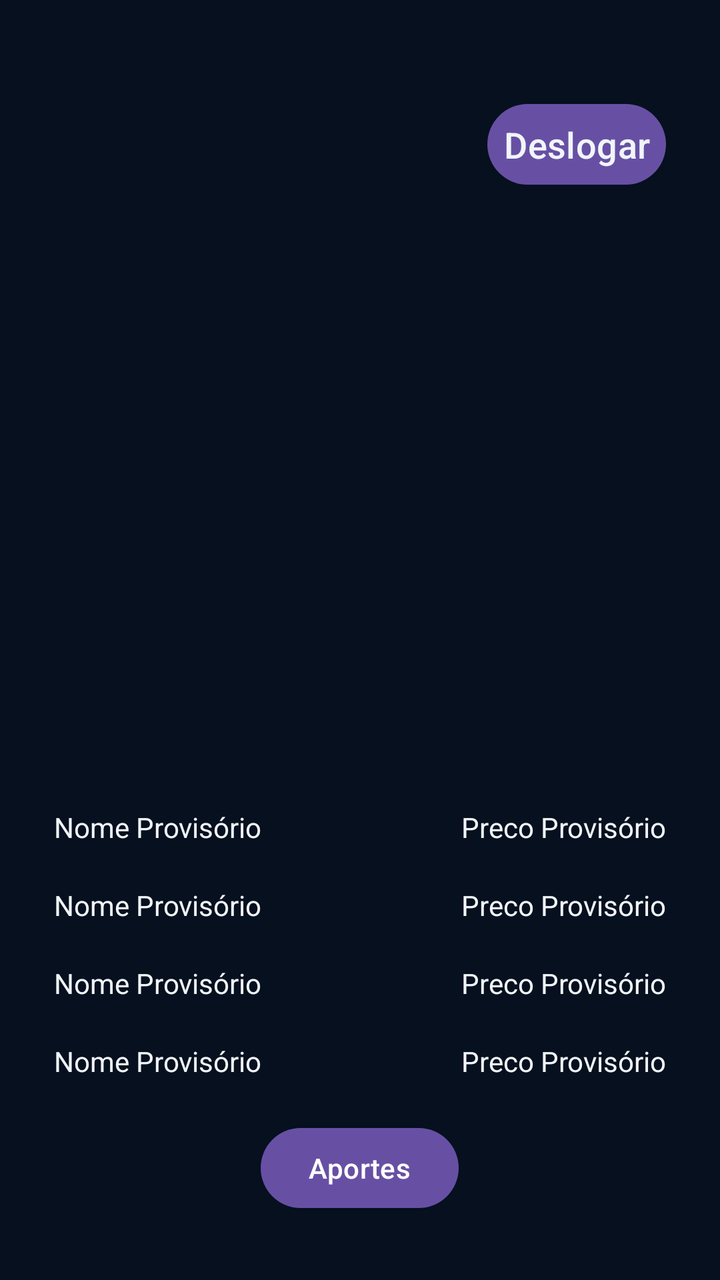
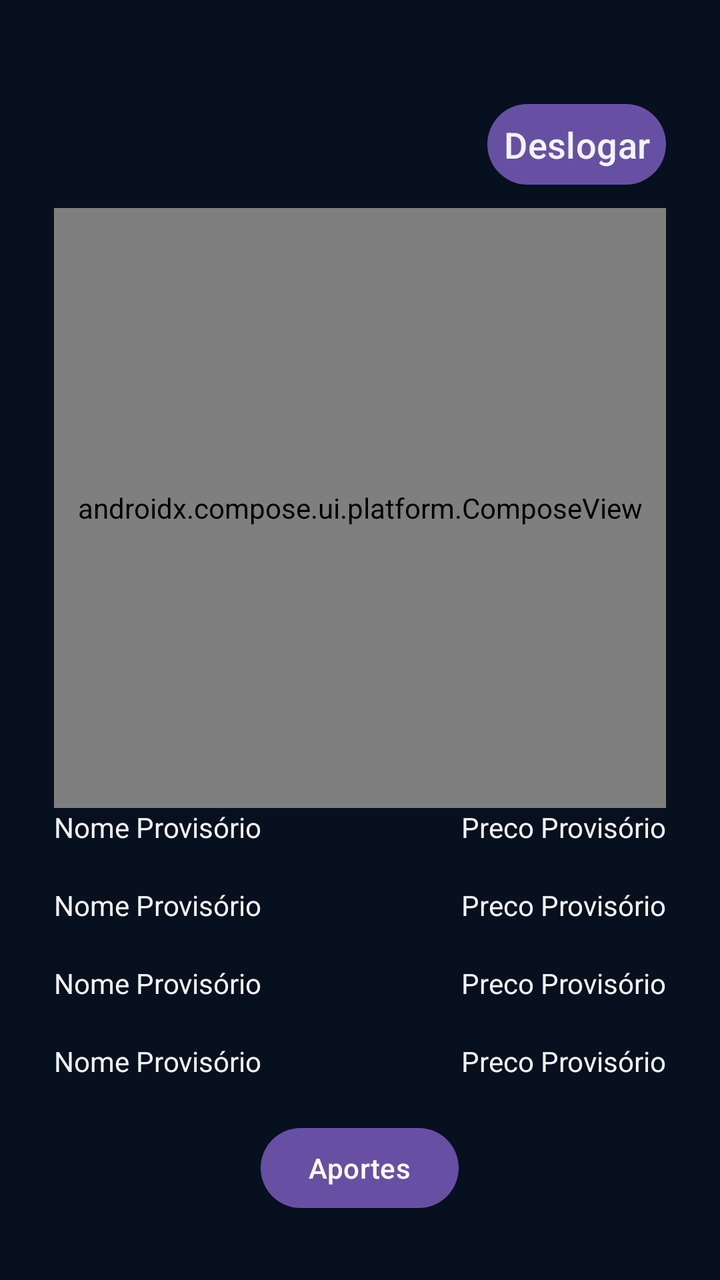

Two renders of the same Android screen: before a commit and after it. Below are the layout's source before the change and the commit's diff.
<!-- AndroidManifest.xml: application theme Theme.AccurancyMobileApp -->
<!-- res/layout/activity_dashboard.xml -->
<?xml version="1.0" encoding="utf-8"?>
<ScrollView
    xmlns:android="http://schemas.android.com/apk/res/android"
    xmlns:tools="http://schemas.android.com/tools"
    android:id="@+id/main"
    android:layout_width="match_parent"
    android:layout_height="match_parent"
    android:fillViewport="true"
    tools:context=".activities.Dashboard"
    android:background="@color/bg_deep">


    <LinearLayout
        android:layout_width="match_parent"
        android:layout_height="match_parent"
        android:orientation="vertical"
        android:paddingTop="48dp"
        android:paddingHorizontal="27dp"
        android:paddingBottom="32dp">

        <LinearLayout
            android:layout_width="match_parent"
            android:layout_height="wrap_content"
            android:gravity="end">

            <Button
                android:id="@+id/btnDeslogar"
                android:layout_width="wrap_content"
                android:layout_height="wrap_content"
                android:text="Deslogar"
                android:textColor="@color/text_primary"
                android:textSize="18sp"
                android:minWidth="0dp"
                android:minHeight="0dp"
                android:padding="8dp"/>

        </LinearLayout>

        <View
            android:layout_width="match_parent"
            android:layout_height="0dp"
            android:layout_weight="1"/>

        
        <LinearLayout
            android:layout_width="match_parent"
            android:layout_height="wrap_content"
            android:layout_marginBottom="20dp"
            android:orientation="horizontal">

            <TextView
                android:id="@+id/txtAtivoNome1"
                android:layout_width="0dp"
                android:layout_height="wrap_content"
                android:layout_weight="1"
                android:text="Nome Provisório"
                android:textColor="@color/text_primary"/>

            <TextView
                android:id="@+id/txtAtivoPreco1"
                android:layout_width="wrap_content"
                android:layout_height="wrap_content"
                android:text="Preco Provisório"
                android:textColor="@color/text_primary"/>

        </LinearLayout>

        
        <LinearLayout
            android:layout_width="match_parent"
            android:layout_height="wrap_content"
            android:layout_marginBottom="20dp"
            android:orientation="horizontal">

            <TextView
                android:id="@+id/txtAtivoNome2"
                android:layout_width="0dp"
                android:layout_height="wrap_content"
                android:layout_weight="1"
                android:text="Nome Provisório"
                android:textColor="@color/text_primary"/>

            <TextView
                android:id="@+id/txtAtivoPreco2"
                android:layout_width="wrap_content"
                android:layout_height="wrap_content"
                android:text="Preco Provisório"
                android:textColor="@color/text_primary"/>

        </LinearLayout>

        
        <LinearLayout
            android:layout_width="match_parent"
            android:layout_height="wrap_content"
            android:layout_marginBottom="20dp"
            android:orientation="horizontal">

            <TextView
                android:id="@+id/txtAtivoNome3"
                android:layout_width="0dp"
                android:layout_height="wrap_content"
                android:layout_weight="1"
                android:text="Nome Provisório"
                android:textColor="@color/text_primary"/>

            <TextView
                android:id="@+id/txtAtivoPreco3"
                android:layout_width="wrap_content"
                android:layout_height="wrap_content"
                android:text="Preco Provisório"
                android:textColor="@color/text_primary"/>

        </LinearLayout>

        
        <LinearLayout
            android:layout_width="match_parent"
            android:layout_height="wrap_content"
            android:layout_marginBottom="20dp"
            android:orientation="horizontal">

            <TextView
                android:id="@+id/txtAtivoNome4"
                android:layout_width="0dp"
                android:layout_height="wrap_content"
                android:layout_weight="1"
                android:text="Nome Provisório"
                android:textColor="@color/text_primary"/>

            <TextView
                android:id="@+id/txtAtivoPreco4"
                android:layout_width="wrap_content"
                android:layout_height="wrap_content"
                android:text="Preco Provisório"
                android:textColor="@color/text_primary"/>

        </LinearLayout>

        <Button
            android:id="@+id/btnAportes"
            android:layout_width="wrap_content"
            android:layout_height="wrap_content"
            android:layout_gravity="center_horizontal"
            android:text="Aportes"/>

    </LinearLayout>

</ScrollView>
<!-- resources referenced by this layout -->
<resources>
  <color name="bg_deep">#FF06101E</color>
  <color name="text_primary">#FFF1F5F9</color>
  <style name="Theme.AccurancyMobileApp" parent="Base.Theme.AccurancyMobileApp" />
  <style name="Base.Theme.AccurancyMobileApp" parent="Theme.Material3.DayNight.NoActionBar">
          
          
      </style>
</resources>

<!-- the commit's change to res/layout/activity_dashboard.xml (unified diff, before → after) -->
@@ -1,7 +1,7 @@
 <?xml version="1.0" encoding="utf-8"?>
-<ScrollView
-    xmlns:android="http://schemas.android.com/apk/res/android"
+<ScrollView xmlns:android="http://schemas.android.com/apk/res/android"
     xmlns:tools="http://schemas.android.com/tools"
+    xmlns:app="http://schemas.android.com/apk/res-auto"
     android:id="@+id/main"
     android:layout_width="match_parent"
     android:layout_height="match_parent"
@@ -40,6 +40,12 @@
             android:layout_width="match_parent"
             android:layout_height="0dp"
             android:layout_weight="1"/>
+
+
+        <androidx.compose.ui.platform.ComposeView
+            android:id="@+id/ctvEvoCarteira"
+            android:layout_width="match_parent"
+            android:layout_height="300dp" />
 
         
         <LinearLayout
